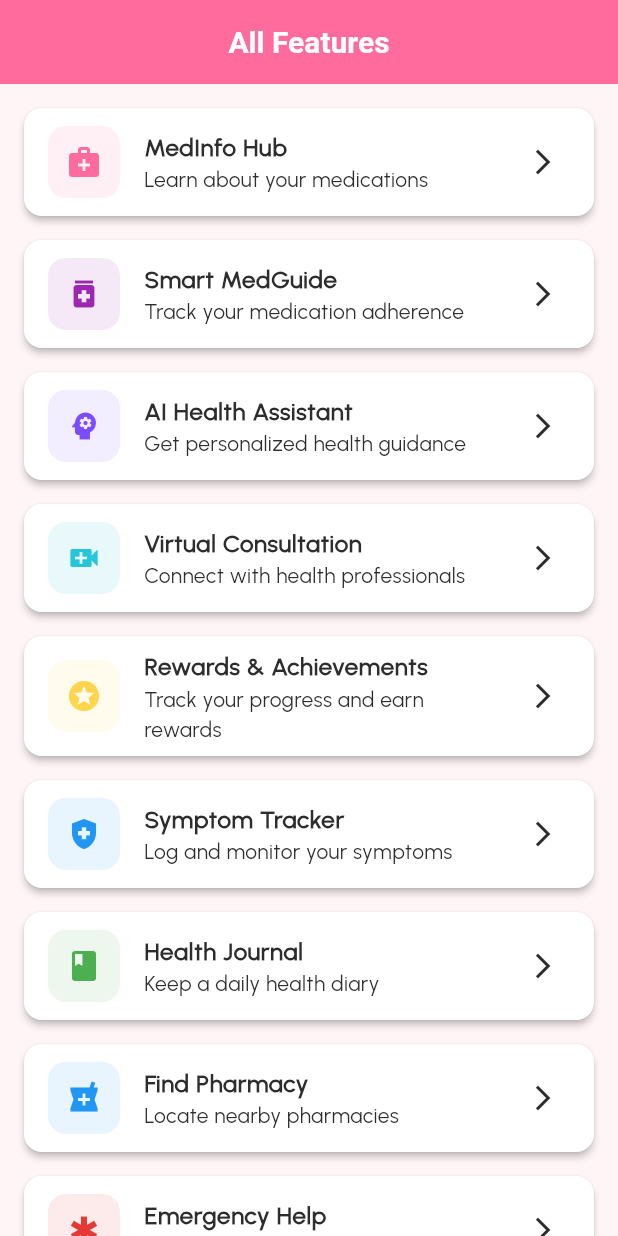
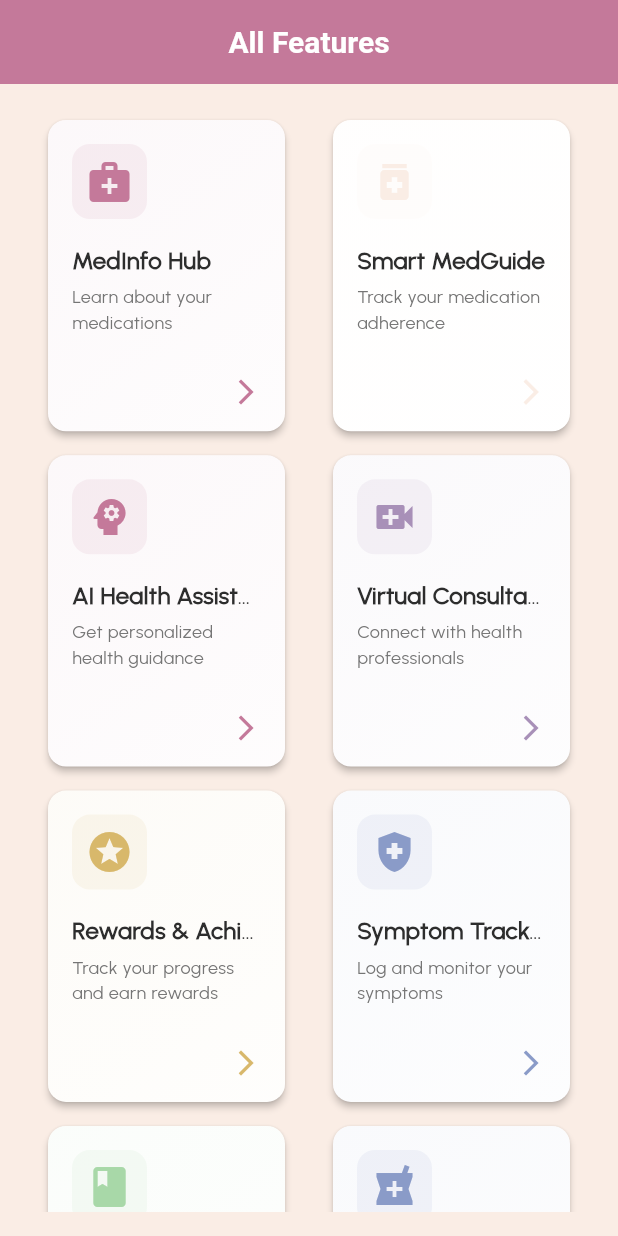
Before and after one commit to lansoyyy/Mama-App, a Flutter app: the FeaturesScreen screen opened directly, on a phone screen of 412 x 824 dp. Run offline on Flutter 3.47's test engine with Material 3 defaults, Android fonts, the phone set to English and light mode, and no system bars; our stand-ins replace cloud_firestore, firebase_auth, firebase_core; accounts and stored records are empty.

Commit message:
changed theme pallets

```diff
--- a/lib/main.dart
+++ b/lib/main.dart
@@ -55,7 +55,7 @@ class MamaApp extends StatelessWidget {
       theme: AppTheme.lightTheme,
 
       // Initial route - AuthWrapper handles auto-login
-      initialRoute: '/',
+      initialRoute: '/home',
 
       // Routes
       routes: {
--- a/lib/screens/auth/login_screen.dart
+++ b/lib/screens/auth/login_screen.dart
@@ -95,22 +95,10 @@ class _LoginScreenState extends State<LoginScreen> {
                 const SizedBox(height: AppConstants.paddingXL),
 
                 // Logo
-                Center(
-                  child: Container(
-                    width: 100,
-                    height: 100,
-                    decoration: BoxDecoration(
-                      gradient: AppColors.primaryGradient,
-                      borderRadius: BorderRadius.circular(AppConstants.radiusL),
-                    ),
-                    child: const Icon(
-                      Icons.favorite,
-                      size: AppConstants.iconXXL,
-                      color: AppColors.textWhite,
-                    ),
-                  ),
+                Image.asset(
+                  'assets/images/logo.png',
+                  height: 300,
                 ),
-                const SizedBox(height: AppConstants.paddingL),
 
                 // Welcome Text
                 const Text(
--- a/lib/screens/home/home_screen.dart
+++ b/lib/screens/home/home_screen.dart
@@ -81,6 +81,7 @@ class DashboardScreen extends StatelessWidget {
         slivers: [
           // App Bar
           SliverAppBar(
+            automaticallyImplyLeading: false,
             floating: true,
             backgroundColor: AppColors.primary,
             expandedHeight: 120,
@@ -447,7 +448,8 @@ void _showAddMedicationDialog(BuildContext context) {
         ),
         ElevatedButton(
           onPressed: () {
-            if (nameController.text.isNotEmpty && dosageController.text.isNotEmpty) {
+            if (nameController.text.isNotEmpty &&
+                dosageController.text.isNotEmpty) {
               Navigator.pop(context);
               ScaffoldMessenger.of(context).showSnackBar(
                 SnackBar(
@@ -482,16 +484,6 @@ class MedicationsScreen extends StatelessWidget {
         title: const Text('My Medications'),
         backgroundColor: AppColors.primary,
         foregroundColor: AppColors.textWhite,
-        actions: [
-          IconButton(
-            icon: const Icon(Icons.search),
-            onPressed: () {
-              ScaffoldMessenger.of(context).showSnackBar(
-                const SnackBar(content: Text('Search feature coming soon')),
-              );
-            },
-          ),
-        ],
       ),
       body: ListView(
         padding: const EdgeInsets.all(AppConstants.paddingM),
@@ -612,112 +604,119 @@ class FeaturesScreen extends StatelessWidget {
 
   @override
   Widget build(BuildContext context) {
+    final features = [
+      {
+        'title': 'MedInfo Hub',
+        'description': 'Learn about your medications',
+        'icon': Icons.medical_services,
+        'color': AppColors.primary,
+        'route': '/medinfo-hub',
+      },
+      {
+        'title': 'Smart MedGuide',
+        'description': 'Track your medication adherence',
+        'icon': Icons.medication,
+        'color': AppColors.secondary,
+        'route': '/smart-medguide',
+      },
+      {
+        'title': 'AI Health Assistant',
+        'description': 'Get personalized health guidance',
+        'icon': Icons.psychology,
+        'color': AppColors.aiAssistant,
+        'route': '/ai-assistant',
+      },
+      {
+        'title': 'Virtual Consultation',
+        'description': 'Connect with health professionals',
+        'icon': Icons.video_call,
+        'color': AppColors.consultation,
+        'route': '/consultation',
+      },
+      {
+        'title': 'Rewards & Achievements',
+        'description': 'Track your progress and earn rewards',
+        'icon': Icons.stars,
+        'color': AppColors.reward,
+        'route': '/rewards',
+      },
+      {
+        'title': 'Symptom Tracker',
+        'description': 'Log and monitor your symptoms',
+        'icon': Icons.health_and_safety,
+        'color': AppColors.info,
+        'route': '/symptom-tracker',
+      },
+      {
+        'title': 'Health Journal',
+        'description': 'Keep a daily health diary',
+        'icon': Icons.book,
+        'color': AppColors.success,
+        'route': '/health-journal',
+      },
+      {
+        'title': 'Find Pharmacy',
+        'description': 'Locate nearby pharmacies',
+        'icon': Icons.local_pharmacy,
+        'color': AppColors.info,
+        'route': '/pharmacy-locator',
+      },
+      {
+        'title': 'Emergency Help',
+        'description': 'Quick access to emergency services',
+        'icon': Icons.emergency,
+        'color': AppColors.emergency,
+        'route': '/emergency',
+      },
+      {
+        'title': 'Family Management',
+        'description': 'Manage medications for family members',
+        'icon': Icons.family_restroom,
+        'color': AppColors.secondary,
+        'route': '/multi-user',
+      },
+      {
+        'title': 'Health Records',
+        'description': 'Store and manage health documents',
+        'icon': Icons.folder_shared,
+        'color': AppColors.warning,
+        'route': '/health-records',
+      },
+      {
+        'title': 'Milestone Tracker',
+        'description': 'Track maternal and baby milestones',
+        'icon': Icons.child_care,
+        'color': AppColors.success,
+        'route': '/milestone-tracker',
+      },
+    ];
+
     return Scaffold(
       appBar: AppBar(
         title: const Text('All Features'),
         backgroundColor: AppColors.primary,
         foregroundColor: AppColors.textWhite,
       ),
-      body: ListView(
+      body: Padding(
         padding: const EdgeInsets.all(AppConstants.paddingM),
-        children: [
-          _buildFeatureItem(
+        child: GridView.builder(
+          gridDelegate: const SliverGridDelegateWithFixedCrossAxisCount(
+            crossAxisCount: 2,
+            childAspectRatio: 0.85,
+          ),
+          itemCount: features.length,
+          itemBuilder: (context, index) {
+            final feature = features[index];
+            return _buildFeatureItem(
               context,
-            'MedInfo Hub',
-            'Learn about your medications',
-            Icons.medical_services,
-            AppColors.primary,
-            '/medinfo-hub',
+              feature['title'] as String,
+              feature['description'] as String,
+              feature['icon'] as IconData,
+              feature['color'] as Color,
+              feature['route'] as String,
+            );
+          },
         ),
-          _buildFeatureItem(
-            context,
-            'Smart MedGuide',
-            'Track your medication adherence',
-            Icons.medication,
-            AppColors.secondary,
-            '/smart-medguide',
-          ),
-          _buildFeatureItem(
-            context,
-            'AI Health Assistant',
-            'Get personalized health guidance',
-            Icons.psychology,
-            AppColors.aiAssistant,
-            '/ai-assistant',
-          ),
-          _buildFeatureItem(
-            context,
-            'Virtual Consultation',
-            'Connect with health professionals',
-            Icons.video_call,
-            AppColors.consultation,
-            '/consultation',
-          ),
-          _buildFeatureItem(
-            context,
-            'Rewards & Achievements',
-            'Track your progress and earn rewards',
-            Icons.stars,
-            AppColors.reward,
-            '/rewards',
-          ),
-          _buildFeatureItem(
-            context,
-            'Symptom Tracker',
-            'Log and monitor your symptoms',
-            Icons.health_and_safety,
-            AppColors.info,
-            '/symptom-tracker',
-          ),
-          _buildFeatureItem(
-            context,
-            'Health Journal',
-            'Keep a daily health diary',
-            Icons.book,
-            AppColors.success,
-            '/health-journal',
-          ),
-          _buildFeatureItem(
-            context,
-            'Find Pharmacy',
-            'Locate nearby pharmacies',
-            Icons.local_pharmacy,
-            AppColors.info,
-            '/pharmacy-locator',
-          ),
-          _buildFeatureItem(
-            context,
-            'Emergency Help',
-            'Quick access to emergency services',
-            Icons.emergency,
-            AppColors.emergency,
-            '/emergency',
-          ),
-          _buildFeatureItem(
-            context,
-            'Family Management',
-            'Manage medications for family members',
-            Icons.family_restroom,
-            AppColors.secondary,
-            '/multi-user',
-          ),
-          _buildFeatureItem(
-            context,
-            'Health Records',
-            'Store and manage health documents',
-            Icons.folder_shared,
-            AppColors.warning,
-            '/health-records',
-          ),
-          _buildFeatureItem(
-            context,
-            'Milestone Tracker',
-            'Track maternal and baby milestones',
-            Icons.child_care,
-            AppColors.success,
-            '/milestone-tracker',
-          ),
-        ],
       ),
     );
   }
@@ -731,30 +730,73 @@ class FeaturesScreen extends StatelessWidget {
     String route,
   ) {
     return Card(
-      margin: const EdgeInsets.only(bottom: AppConstants.paddingM),
       elevation: AppConstants.elevationS,
-      child: ListTile(
-        leading: Container(
-          width: 48,
-          height: 48,
+      shape: RoundedRectangleBorder(
+        borderRadius: BorderRadius.circular(AppConstants.radiusM),
+      ),
+      child: InkWell(
+        onTap: () {
+          Navigator.pushNamed(context, route);
+        },
+        borderRadius: BorderRadius.circular(AppConstants.radiusM),
+        child: Container(
+          padding: const EdgeInsets.all(AppConstants.paddingM),
+          decoration: BoxDecoration(
+            gradient: LinearGradient(
+              colors: [
+                color.withOpacity(0.05),
+                color.withOpacity(0.02),
+              ],
+              begin: Alignment.topLeft,
+              end: Alignment.bottomRight,
+            ),
+            borderRadius: BorderRadius.circular(AppConstants.radiusM),
+          ),
+          child: Column(
+            crossAxisAlignment: CrossAxisAlignment.start,
+            children: [
+              Container(
+                width: 50,
+                height: 50,
                 decoration: BoxDecoration(
                   color: color.withOpacity(0.1),
                   borderRadius: BorderRadius.circular(AppConstants.radiusM),
                 ),
-          child: Icon(icon, color: color),
+                child: Icon(icon, color: color, size: AppConstants.iconL),
               ),
-        title: Text(
+              const SizedBox(height: AppConstants.paddingM),
+              Text(
                 title,
                 style: const TextStyle(
                   fontSize: AppConstants.fontL,
                   fontWeight: FontWeight.w600,
+                  color: AppColors.textPrimary,
+                ),
+                maxLines: 1,
+                overflow: TextOverflow.ellipsis,
+              ),
+              const SizedBox(height: AppConstants.paddingXS),
+              Text(
+                description,
+                style: const TextStyle(
+                  fontSize: AppConstants.fontS,
+                  color: AppColors.textSecondary,
+                ),
+                maxLines: 2,
+                overflow: TextOverflow.ellipsis,
+              ),
+              const Spacer(),
+              Align(
+                alignment: Alignment.bottomRight,
+                child: Icon(
+                  Icons.arrow_forward_ios,
+                  size: AppConstants.iconS,
+                  color: color,
                 ),
               ),
-        subtitle: Text(description),
-        trailing: const Icon(Icons.arrow_forward_ios, size: AppConstants.iconS),
-        onTap: () {
-          Navigator.pushNamed(context, route);
-        },
+            ],
+          ),
+        ),
       ),
     );
   }
--- a/lib/utils/colors.dart
+++ b/lib/utils/colors.dart
@@ -1,25 +1,25 @@
 import 'package:flutter/material.dart';
 
-/// App color palette inspired by maternal care and warmth
+/// App color palette with custom purple and warm beige shades
 class AppColors {
-  // Primary Colors - Soft pink/rose tones for maternal warmth
-  static const Color primary = Color(0xFFFF6B9D); // Warm pink
-  static const Color primaryLight = Color(0xFFFFB3D9);
-  static const Color primaryDark = Color(0xFFE91E63);
+  // Primary Colors - Custom warm beige and purple combination
+  static const Color primary = Color(0xFFC4799A); // Custom Purple
+  static const Color primaryLight = Color(0xFFD8A8C0); // Lighter Purple
+  static const Color primaryDark = Color(0xFFA55A7A); // Darker Purple
 
-  // Secondary Colors - Calming purple/lavender
-  static const Color secondary = Color(0xFF9C27B0);
-  static const Color secondaryLight = Color(0xFFE1BEE7);
-  static const Color secondaryDark = Color(0xFF7B1FA2);
+  // Secondary Colors - Complementary shades
+  static const Color secondary = Color(0xFFFAEDE5); // Warm Beige
+  static const Color secondaryLight = Color(0xFFFFF3ED); // Lighter Beige
+  static const Color secondaryDark = Color(0xFFF0DCC7); // Darker Beige
 
-  // Accent Colors
-  static const Color accent = Color(0xFFFF4081);
-  static const Color accentLight = Color(0xFFFF80AB);
+  // Accent Colors - Additional purple and beige variations
+  static const Color accent = Color(0xFFD8A8C0); // Light Purple
+  static const Color accentLight = Color(0xFFD1B8C1); // Soft Purple-Beige
 
-  // Background Colors
-  static const Color background = Color(0xFFFFF5F7);
+  // Background Colors - Warm and soft backgrounds
+  static const Color background = Color(0xFFFAEDE5); // Primary background
   static const Color cardBackground = Colors.white;
-  static const Color surfaceLight = Color(0xFFFFF0F3);
+  static const Color surfaceLight = Color(0xFFFFF8F3); // Light surface
 
   // Text Colors
   static const Color textPrimary = Color(0xFF2D2D2D);
@@ -27,46 +27,46 @@ class AppColors {
   static const Color textLight = Color(0xFFBDBDBD);
   static const Color textWhite = Colors.white;
 
-  // Status Colors
-  static const Color success = Color(0xFF4CAF50);
-  static const Color warning = Color(0xFFFF9800);
-  static const Color error = Color(0xFFF44336);
-  static const Color info = Color(0xFF2196F3);
+  // Status Colors - Purple and beige-tinted status colors
+  static const Color success = Color(0xFFA8D8A8); // Soft Green
+  static const Color warning = Color(0xFFD8B86B); // Warm Yellow
+  static const Color error = Color(0xFFD87070); // Soft Red
+  static const Color info = Color(0xFF8A9BC8); // Soft Blue
 
   // Medication Status Colors
-  static const Color taken = Color(0xFF66BB6A);
-  static const Color missed = Color(0xFFEF5350);
-  static const Color pending = Color(0xFFFFB74D);
+  static const Color taken = Color(0xFFA8D8A8); // Soft Green
+  static const Color missed = Color(0xFFD87070); // Soft Red
+  static const Color pending = Color(0xFFD8B86B); // Warm Yellow
   static const Color skipped = Color(0xFF9E9E9E);
 
-  // Feature-specific Colors
-  static const Color aiAssistant = Color(0xFF7C4DFF);
-  static const Color consultation = Color(0xFF26C6DA);
-  static const Color emergency = Color(0xFFE53935);
-  static const Color reward = Color(0xFFFFD54F);
+  // Feature-specific Colors - Various purple and beige shades
+  static const Color aiAssistant = Color(0xFFC4799A); // Primary Purple
+  static const Color consultation = Color(0xFFA890B8); // Soft Purple
+  static const Color emergency = Color(0xFFD87070); // Soft Red
+  static const Color reward = Color(0xFFD8B86B); // Warm Yellow
 
-  // Gradient Colors
+  // Gradient Colors - Purple and beige gradients
   static const LinearGradient primaryGradient = LinearGradient(
-    colors: [Color(0xFFFF6B9D), Color(0xFFFF4081)],
+    colors: [Color(0xFFC4799A), Color(0xFFD8A8C0)],
     begin: Alignment.topLeft,
     end: Alignment.bottomRight,
   );
 
   static const LinearGradient secondaryGradient = LinearGradient(
-    colors: [Color(0xFF9C27B0), Color(0xFF7B1FA2)],
+    colors: [Color(0xFFFAEDE5), Color(0xFFF0DCC7)],
     begin: Alignment.topLeft,
     end: Alignment.bottomRight,
   );
 
   static const LinearGradient softGradient = LinearGradient(
-    colors: [Color(0xFFFFF5F7), Color(0xFFFFE4E9)],
+    colors: [Color(0xFFFAEDE5), Color(0xFFFFF8F3)],
     begin: Alignment.topCenter,
     end: Alignment.bottomCenter,
   );
 
-  // Shadow Colors
-  static const Color shadowLight = Color(0x1AFF6B9D);
-  static const Color shadowMedium = Color(0x33FF6B9D);
+  // Shadow Colors - Purple-tinted shadows
+  static const Color shadowLight = Color(0x1AC4799A);
+  static const Color shadowMedium = Color(0x33C4799A);
 
   // Divider and Border Colors
   static const Color divider = Color(0xFFEEEEEE);
```
Also changed, not shown: assets/images/logo.png (added). Lines whose indentation alone changed are shown as unchanged.
